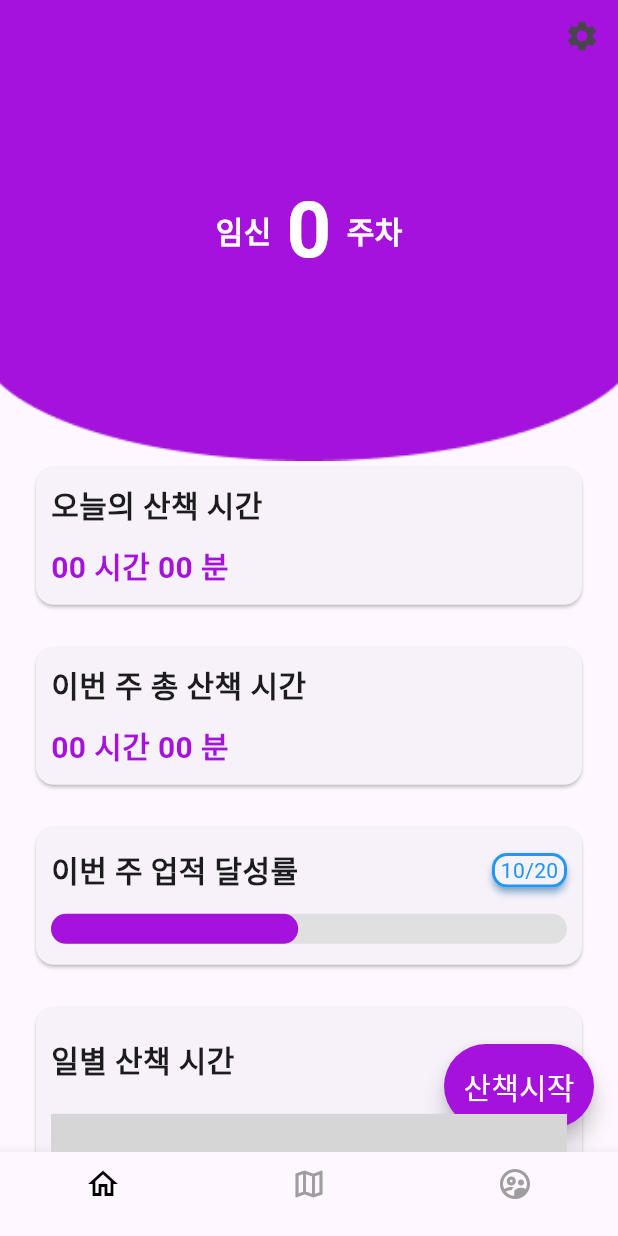
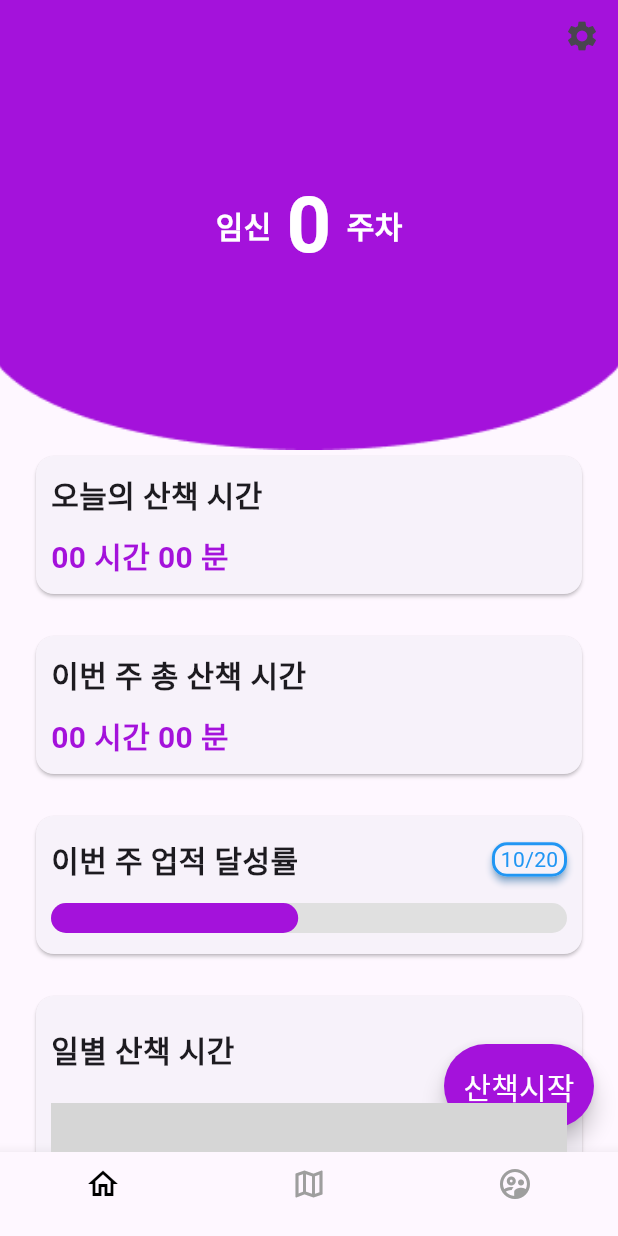
Before and after one commit to INHAGDSC-stack-overflow/mamasteps-frontend, a Flutter app: the RootTab screen opened directly, on a phone screen of 412 x 824 dp. Run offline on Flutter 3.47's test engine with Material 3 defaults, Android fonts, the phone set to English and light mode, and no system bars; our stand-ins replace dio, flutter_secure_storage, geolocator, google_maps_flutter, google_sign_in, numberpicker and 1 more; missing offline and left inert: charts_flutter_updated, flutter_polyline_points, telephony; accounts and stored records are empty; network calls fail; grey boxes are pictures that could not be loaded.

Commit message:
fix: 홈 스크린 UI 수정

```diff
--- a/lib/ui/layout/home_screen_default_layout.dart
+++ b/lib/ui/layout/home_screen_default_layout.dart
@@ -47,24 +47,22 @@ class HomeScreenDefaultLayout extends StatelessWidget {
             ),
           ),
         ),
-        body: Column(
-          children: [
-            Expanded(
-              flex: 2,
-              child: Header,
-            ),
-            Expanded(
-              flex: 3,
-              child: SingleChildScrollView(
-                child: Padding(
+        body: SizedBox(
+          width: screenWidth,
+          height: MediaQuery.of(context).size.height,
+          child: SingleChildScrollView(
+            child: Column(
+              children: [
+                Header,
+                Padding(
                   padding: const EdgeInsets.symmetric(horizontal: 20),
                   child: Column(
                     children: Body,
                   ),
                 ),
-              ),
+              ],
             ),
-          ],
+          ),
         ),
       ),
     );
--- a/lib/ui/screen/home_screen.dart
+++ b/lib/ui/screen/home_screen.dart
@@ -115,7 +115,10 @@ class _Header extends StatelessWidget {
 
   @override
   Widget build(BuildContext context) {
-    return Stack(
+    return SizedBox(
+      width: MediaQuery.of(context).size.width,
+      height: 300,
+      child: Stack(
         fit: StackFit.expand,
         children: <Widget>[
           Positioned(
@@ -171,6 +174,7 @@ class _Header extends StatelessWidget {
             ),
           ),
         ],
+      ),
     );
   }
 }
```
Lines whose indentation alone changed are shown as unchanged.
